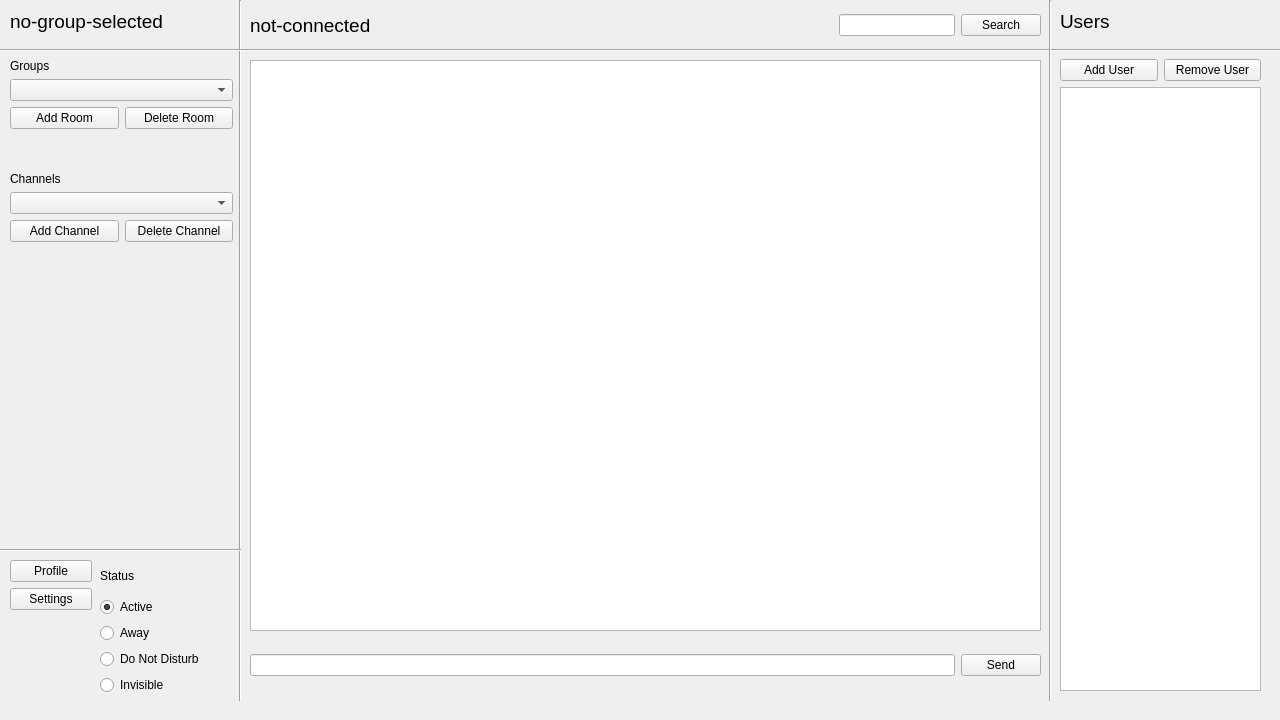
This is Project Implementation/Messaging App Codebase/forms/mainwindow.ui in Hannah-Ashna/Messaging-Application as Qt 5 draws it before an edit. The edited form follows.
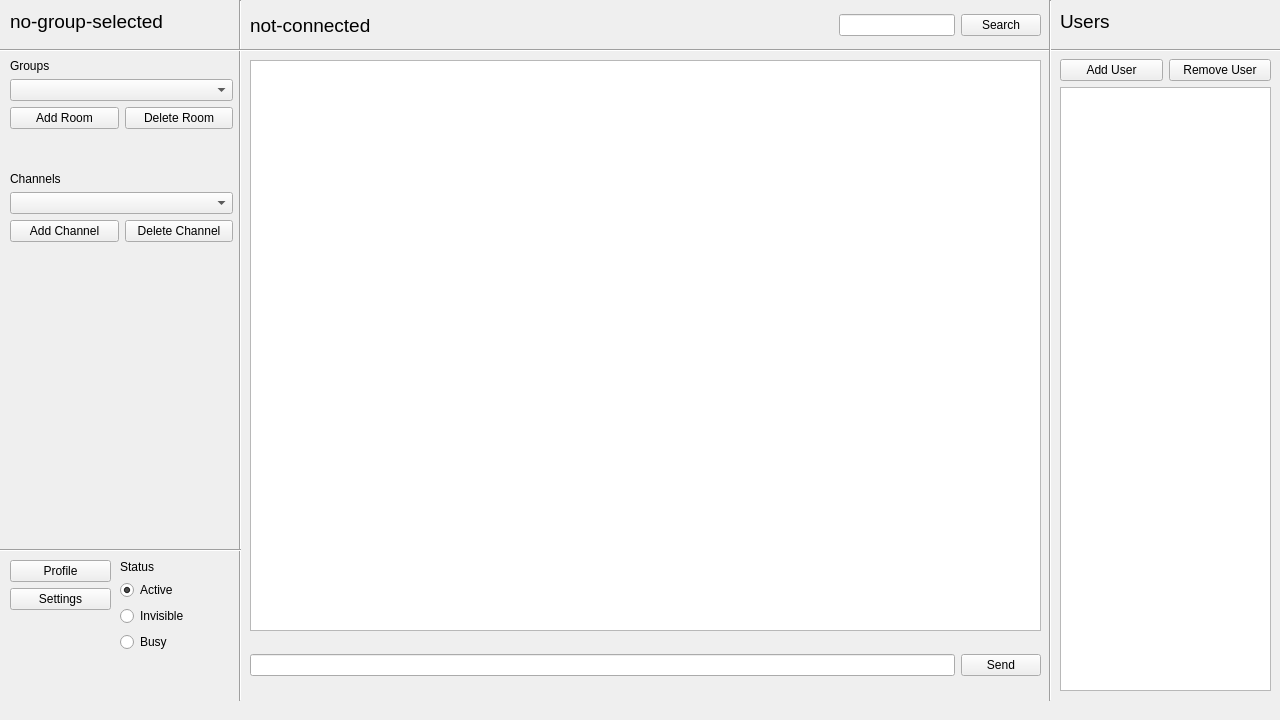
This is the edited form. The open tabs and pages were chosen to show the change.

Diff of the .ui file:
```diff
--- a/Project Implementation/Messaging App Codebase/forms/mainwindow.ui
+++ b/Project Implementation/Messaging App Codebase/forms/mainwindow.ui
@@ -226,7 +226,7 @@
        <rect>
         <x>10</x>
         <y>560</y>
-        <width>82</width>
+        <width>101</width>
         <height>131</height>
        </rect>
       </property>
@@ -503,9 +503,9 @@
      <widget class="QWidget" name="verticalLayoutWidget_4">
       <property name="geometry">
        <rect>
-        <x>100</x>
+        <x>120</x>
         <y>560</y>
-        <width>131</width>
+        <width>111</width>
         <height>135</height>
        </rect>
       </property>
@@ -527,20 +527,6 @@
          </property>
         </widget>
        </item>
-       <item>
-        <widget class="QRadioButton" name="awayRadio">
-         <property name="text">
-          <string>Away</string>
-         </property>
-        </widget>
-       </item>
-       <item>
-        <widget class="QRadioButton" name="doNotDisturbRadio">
-         <property name="text">
-          <string>Do Not Disturb</string>
-         </property>
-        </widget>
-       </item>
        <item>
         <widget class="QRadioButton" name="invisibleRadio">
          <property name="text">
@@ -548,6 +534,26 @@
          </property>
         </widget>
        </item>
+       <item>
+        <widget class="QRadioButton" name="doNotDisturbRadio">
+         <property name="text">
+          <string>Busy</string>
+         </property>
+        </widget>
+       </item>
+       <item>
+        <spacer name="verticalSpacer">
+         <property name="orientation">
+          <enum>Qt::Vertical</enum>
+         </property>
+         <property name="sizeHint" stdset="0">
+          <size>
+           <width>20</width>
+           <height>40</height>
+          </size>
+         </property>
+        </spacer>
+       </item>
       </layout>
      </widget>
      <widget class="Line" name="line_5">
@@ -581,7 +587,7 @@
        <rect>
         <x>1060</x>
         <y>10</y>
-        <width>201</width>
+        <width>211</width>
         <height>681</height>
        </rect>
       </property>
```
Left out of the diff: 11 changed lines with no effect on the pictures.
